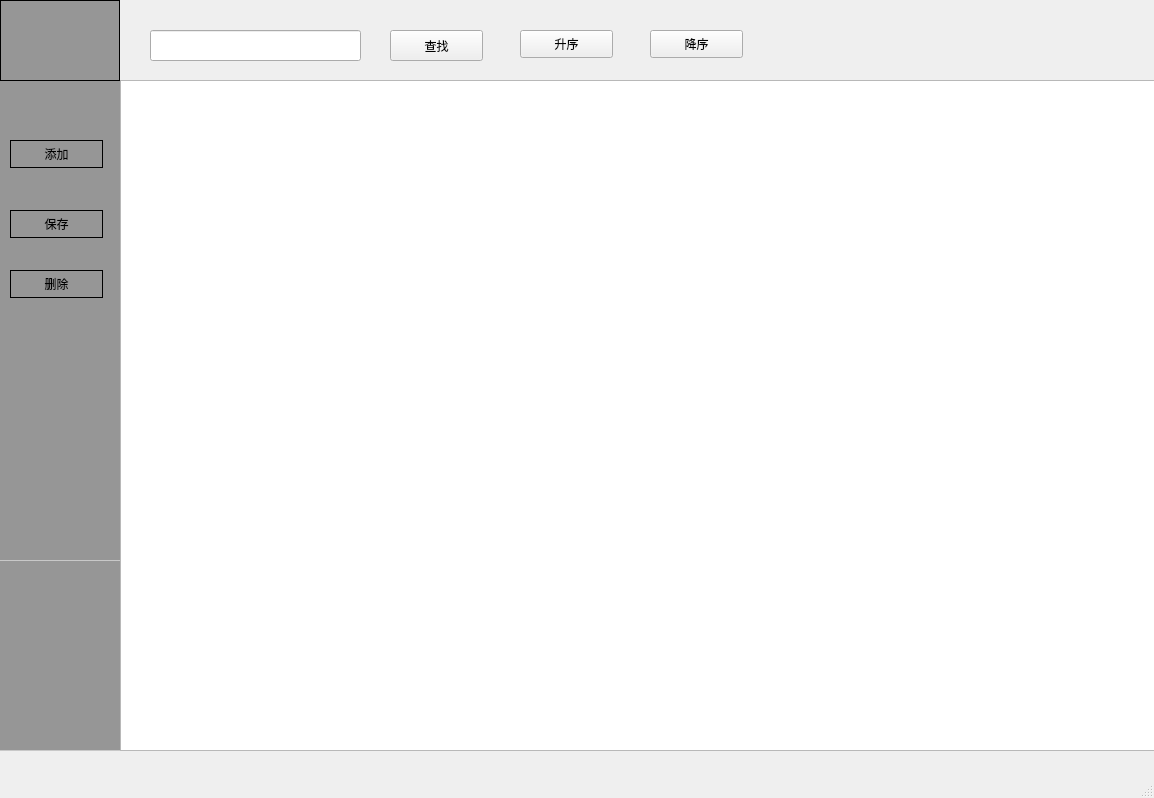
Old version of the form mainwindow.ui in the repository shengxiamo/grades_management.
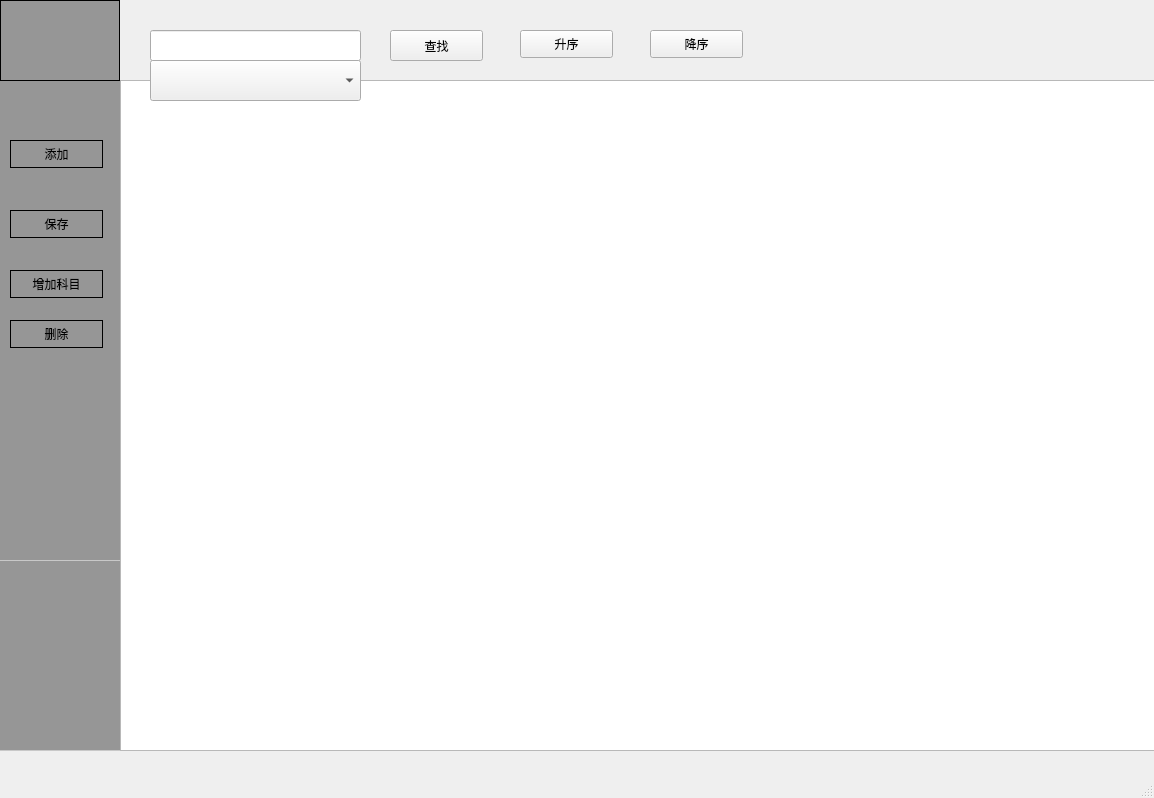
New version of the form.

Commit message: 实现了中文字典树的构建和查找，添加新科目

Patch:
```diff
--- a/mainwindow.ui
+++ b/mainwindow.ui
@@ -82,7 +82,7 @@
      <property name="geometry">
       <rect>
        <x>20</x>
-       <y>190</y>
+       <y>240</y>
        <width>93</width>
        <height>28</height>
       </rect>
@@ -91,6 +91,19 @@
       <string>删除</string>
      </property>
     </widget>
+    <widget class="QPushButton" name="addColumnButton">
+     <property name="geometry">
+      <rect>
+       <x>20</x>
+       <y>190</y>
+       <width>93</width>
+       <height>28</height>
+      </rect>
+     </property>
+     <property name="text">
+      <string>增加科目</string>
+     </property>
+    </widget>
    </widget>
    <widget class="QWidget" name="widget_4" native="true">
     <property name="geometry">
@@ -192,6 +205,16 @@
 </string>
     </property>
    </widget>
+   <widget class="QComboBox" name="comboBox">
+    <property name="geometry">
+     <rect>
+      <x>150</x>
+      <y>60</y>
+      <width>211</width>
+      <height>41</height>
+     </rect>
+    </property>
+   </widget>
   </widget>
   <widget class="QMenuBar" name="menubar">
    <property name="geometry">
```
The commit also changes 7 other files.
